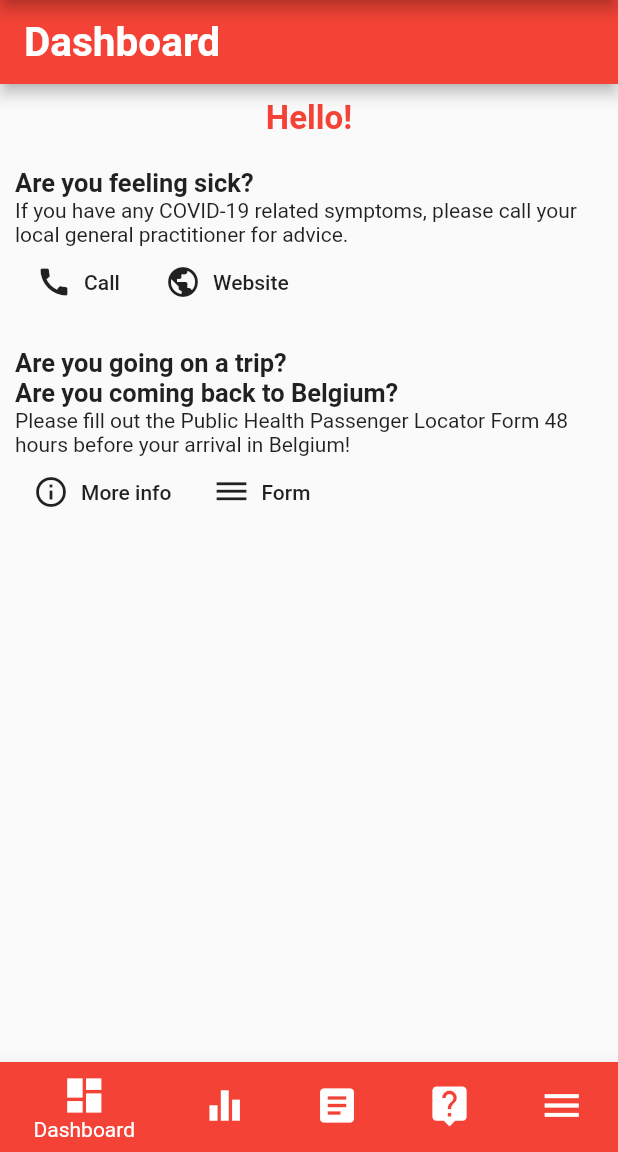
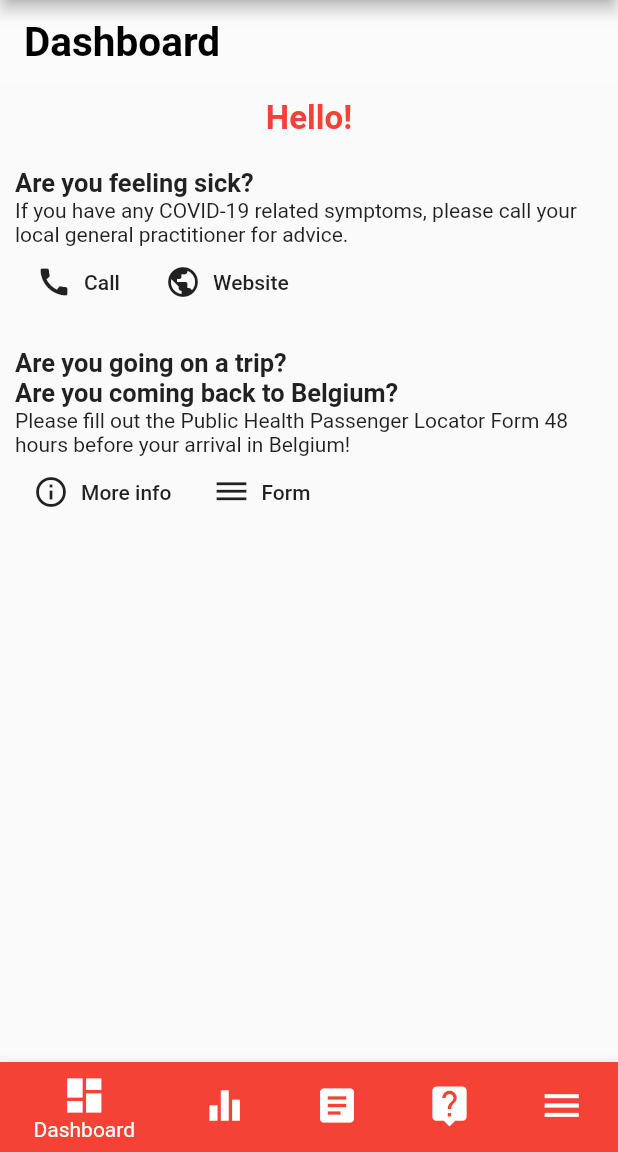
Before and after one commit to ucll-mobile-2021/project-coronaapp, a Flutter app: the screen it shows after launch, on a phone screen of 412 x 824 dp, the part 84-1236 px from its top. Run offline on Flutter 3.47's test engine with Material 2 defaults, Android fonts, the phone set to English and light mode, and no system bars; our stand-ins replace sensors, shared_preferences.

Commit message:
Update appbar light and dark mode colors

```diff
--- a/lib/widgets/screenappbar.dart
+++ b/lib/widgets/screenappbar.dart
@@ -1,4 +1,3 @@
-import 'package:coronapp/config/styles.dart';
 import 'package:coronapp/config/theme.dart';
 import 'package:flutter/material.dart';
 import 'package:provider/provider.dart';
@@ -19,16 +18,35 @@ class ScreenAppBar extends StatelessWidget implements PreferredSizeWidget {
   Widget build(BuildContext context) {
     ThemeChanger _themeChanger = Provider.of<ThemeChanger>(context);
 
+    Color getBackgroundColor(ThemeChanger themeChanger) {
+      if (themeChanger.getTheme() == ThemeData.light()) {
+        return Colors.white10;
+      } else {
+        return Colors.grey[850];
+      }
+    }
+
+    Color getTextColor(ThemeChanger themeChanger) {
+      if (themeChanger.getTheme() == ThemeData.light()) {
+        return Colors.black;
+      } else {
+        return Colors.white;
+      }
+    }
+
     return ChangeNotifierProvider<ThemeChanger>(
-      create: (_) => ThemeChanger(
-        ThemeData.light(),
-      ), // Bij app openen is mode eerst op light
+      create: (_) => ThemeChanger(ThemeData.light()),
       child: new AppBar(
         brightness: _themeChanger.getBrightness(),
-        backgroundColor: _themeChanger.themeColors(),
+        backgroundColor: getBackgroundColor(_themeChanger),
+        elevation: 0.0,
         title: Text(
           titleOfScreen,
-          style: Styles.styleMainTitle,
+          style: TextStyle(
+            color: getTextColor(_themeChanger),
+            fontSize: 27.0,
+            fontWeight: FontWeight.bold,
+          ),
         ),
       ),
     );
```
